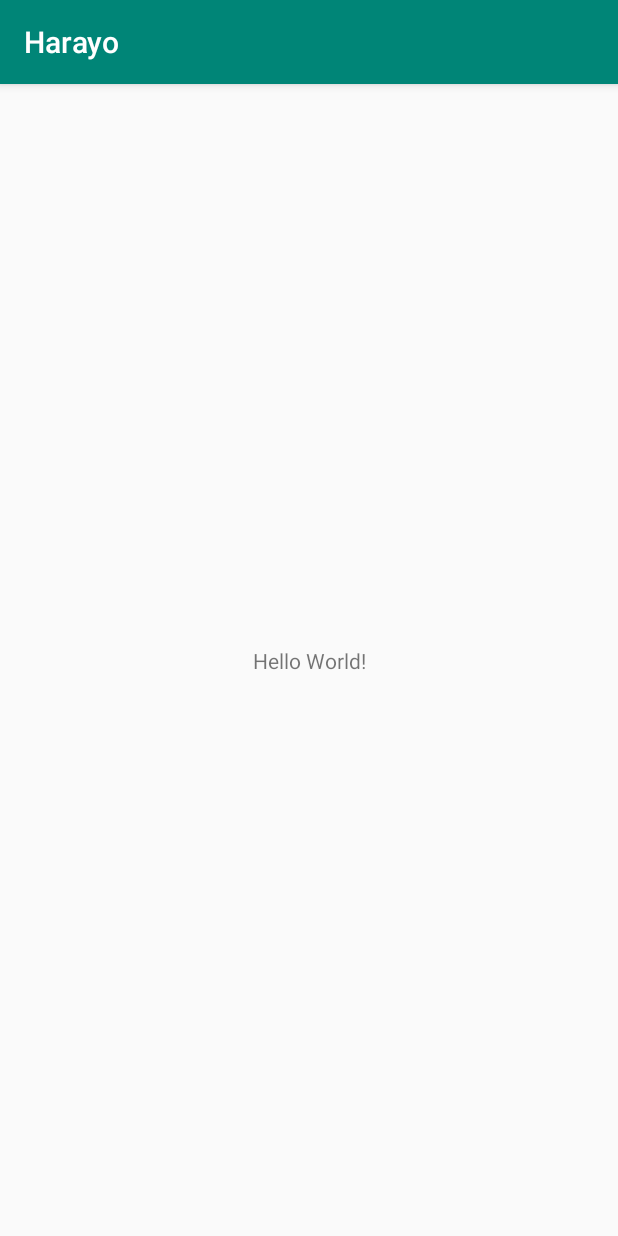
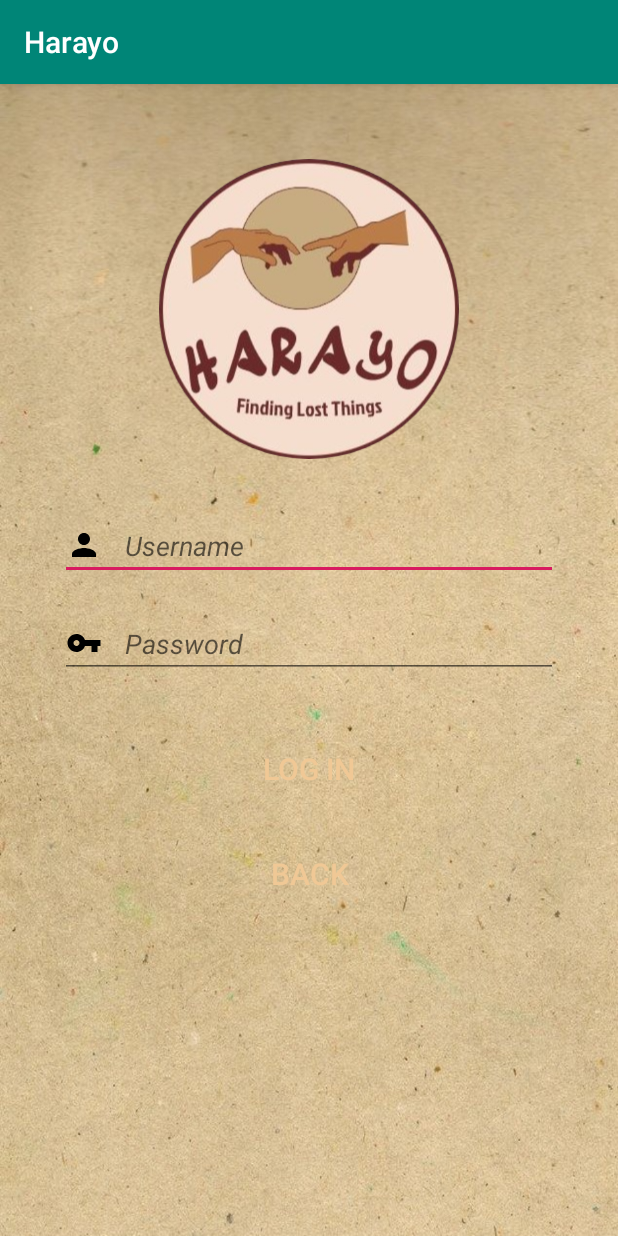
Before and after one commit to Keeras/Harayo, an Android app: the screen it shows after launch (MainActivity), on a phone screen of 412 x 824 dp. Run offline under Robolectric (Android 15) with nearby library versions, the phone set to English and light mode, and no system bars.

```diff
--- /dev/null
+++ b/app/src/main/res/drawable/key.xml
@@ -0,0 +1,9 @@
+<vector xmlns:android="http://schemas.android.com/apk/res/android"
+        android:width="24dp"
+        android:height="24dp"
+        android:viewportWidth="24.0"
+        android:viewportHeight="24.0">
+    <path
+        android:fillColor="#FF000000"
+        android:pathData="M12.65,10C11.83,7.67 9.61,6 7,6c-3.31,0 -6,2.69 -6,6s2.69,6 6,6c2.61,0 4.83,-1.67 5.65,-4H17v4h4v-4h2v-4H12.65zM7,14c-1.1,0 -2,-0.9 -2,-2s0.9,-2 2,-2 2,0.9 2,2 -0.9,2 -2,2z"/>
+</vector>
--- /dev/null
+++ b/app/src/main/res/drawable/oval_button.xml
@@ -0,0 +1,4 @@
+<?xml version="1.0" encoding="utf-8"?>
+<selector xmlns:android="http://schemas.android.com/apk/res/android">
+
+</selector>
--- /dev/null
+++ b/app/src/main/res/drawable/user.xml
@@ -0,0 +1,9 @@
+<vector xmlns:android="http://schemas.android.com/apk/res/android"
+        android:width="24dp"
+        android:height="24dp"
+        android:viewportWidth="24.0"
+        android:viewportHeight="24.0">
+    <path
+        android:fillColor="#FF000000"
+        android:pathData="M12,12c2.21,0 4,-1.79 4,-4s-1.79,-4 -4,-4 -4,1.79 -4,4 1.79,4 4,4zM12,14c-2.67,0 -8,1.34 -8,4v2h16v-2c0,-2.66 -5.33,-4 -8,-4z"/>
+</vector>
--- a/app/src/main/res/layout/activity_main.xml
+++ b/app/src/main/res/layout/activity_main.xml
@@ -1,18 +1,72 @@
 <?xml version="1.0" encoding="utf-8"?>
-<androidx.constraintlayout.widget.ConstraintLayout xmlns:android="http://schemas.android.com/apk/res/android"
+<LinearLayout xmlns:android="http://schemas.android.com/apk/res/android"
     xmlns:app="http://schemas.android.com/apk/res-auto"
     xmlns:tools="http://schemas.android.com/tools"
     android:layout_width="match_parent"
     android:layout_height="match_parent"
+    android:orientation="vertical"
+    android:paddingTop="50dp"
+    android:paddingLeft="40dp"
+    android:paddingRight="40dp"
+    android:background="@drawable/harayobackground"
     tools:context=".MainActivity">
 
-    <TextView
-        android:layout_width="wrap_content"
+
+    <ImageView
+        android:id="@+id/ivLogo"
+        android:layout_width="200dp"
+        android:layout_height="200dp"
+        android:layout_gravity="center"
+        android:background="@drawable/logo" />
+
+
+    <EditText
+        android:id="@+id/etUsername"
+        android:layout_width="match_parent"
         android:layout_height="wrap_content"
-        android:text="Hello World!"
-        app:layout_constraintBottom_toBottomOf="parent"
-        app:layout_constraintLeft_toLeftOf="parent"
-        app:layout_constraintRight_toRightOf="parent"
-        app:layout_constraintTop_toTopOf="parent" />
+        android:drawableLeft="@drawable/user"
+        android:layout_marginTop="35dp"
+        android:hint="Username"
+        android:drawablePadding="15dp"
+        android:textStyle="italic"
+        android:layout_gravity="center"
+        />
+    <EditText
+        android:id="@+id/etPassword"
+        android:layout_width="match_parent"
+        android:layout_height="wrap_content"
+        android:drawableLeft="@drawable/key"
+        android:layout_marginTop="20dp"
+        android:drawablePadding="15dp"
+        android:hint="Password"
+        android:textStyle="italic"
+        android:layout_gravity="center"
+        android:inputType="textPassword"
+        />
+    <Button
+        android:id="@+id/ibLogin"
+        android:layout_width="200dp"
+        android:layout_height="50dp"
+        android:layout_marginTop="35dp"
+        android:background="@drawable/oval_button"
+        android:layout_gravity="center"
+        android:text="Log In"
+        android:textSize="20sp"
+        android:textColor="#F0C895"
+         />
 
-</androidx.constraintlayout.widget.ConstraintLayout>
+    <Button
+        android:id="@+id/ibLoginBack"
+        android:layout_width="200dp"
+        android:layout_height="50dp"
+        android:layout_marginTop="20dp"
+        android:background="@drawable/oval_button"
+        android:layout_gravity="center"
+        android:text="Back"
+        android:textSize="20sp"
+        android:textColor="#F0C895"/>
+
+    />
+
+
+</LinearLayout>
```
Also changed, not shown: app/src/main/res/drawable/harayobackground.jpg (added), app/src/main/res/drawable/loginback.png (added), app/src/main/res/drawable/logo.png (added).
